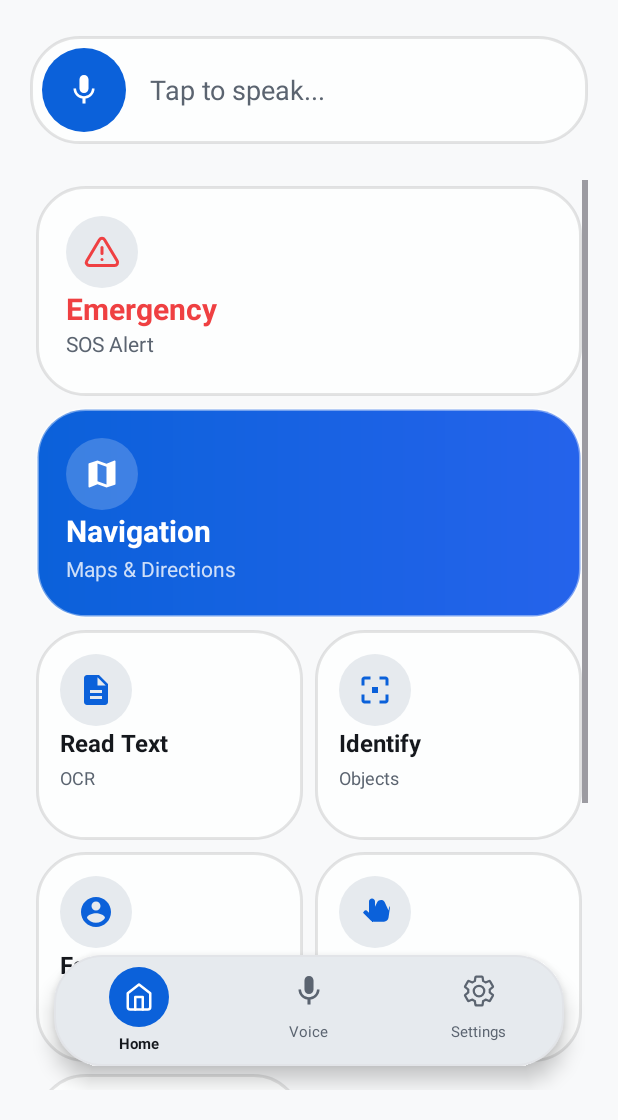
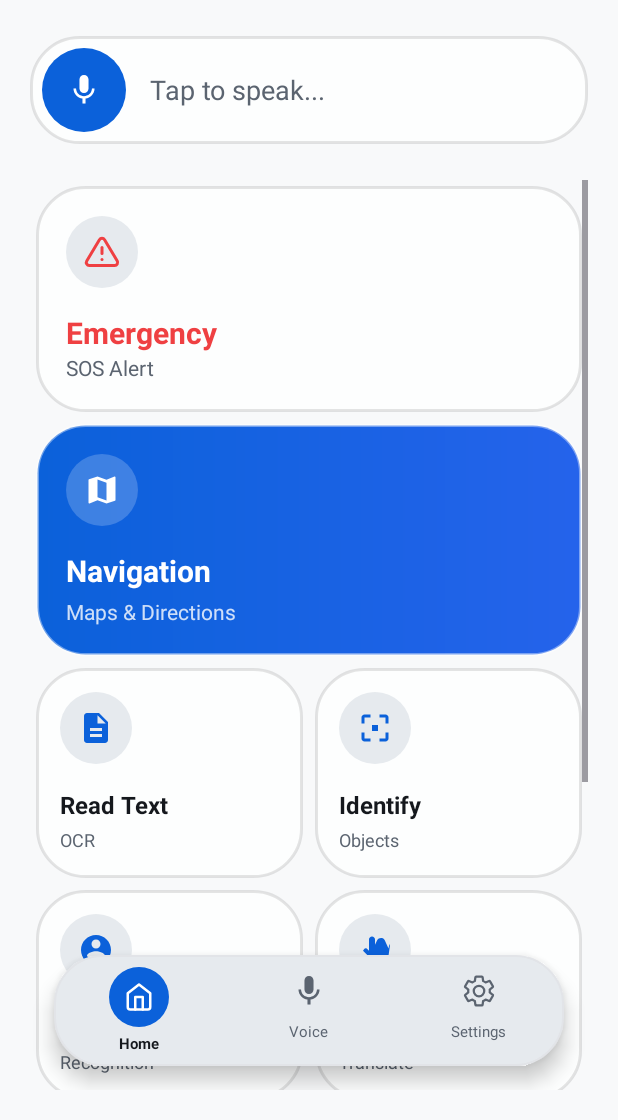
Before and after one commit to Project-NewSight/CIS4398-Project-NewSight-Frontend, an Android app: the HomeActivity screen opened directly, with no data from a screen before it, on a phone screen of 412 x 824 dp, the part 116-1236 px from its top. Run offline under Robolectric (Android 15) with nearby library versions, the phone set to English and light mode, and no system bars.

Commit message:
text_space

```diff
--- a/app/src/main/res/layout/activity_home.xml
+++ b/app/src/main/res/layout/activity_home.xml
@@ -155,6 +155,7 @@
                         android:orientation="vertical"
                         app:layout_constraintBottom_toBottomOf="parent"
                         app:layout_constraintStart_toStartOf="parent"
+                        android:layout_marginTop="16dp"
                         app:layout_constraintTop_toBottomOf="@id/iconContainerEmergency"
                         app:layout_constraintVertical_bias="1.0">
 
@@ -214,6 +215,7 @@
                         android:orientation="vertical"
                         app:layout_constraintBottom_toBottomOf="parent"
                         app:layout_constraintStart_toStartOf="parent"
+                        android:layout_marginTop="16dp"
                         app:layout_constraintTop_toBottomOf="@id/iconContainerNav"
                         app:layout_constraintVertical_bias="1.0">
 
@@ -228,7 +230,7 @@
                         <TextView
                             android:layout_width="wrap_content"
                             android:layout_height="wrap_content"
-                            android:layout_marginTop="2dp"
+                            android:layout_marginTop="4dp"
                             android:text="Maps &amp; Directions"
                             android:textColor="#CCFFFFFF"
                             android:textSize="14sp" />
@@ -275,6 +277,7 @@
                         android:orientation="vertical"
                         app:layout_constraintBottom_toBottomOf="parent"
                         app:layout_constraintStart_toStartOf="parent"
+                        android:layout_marginTop="16dp"
                         app:layout_constraintTop_toBottomOf="@id/iconContainerText"
                         app:layout_constraintVertical_bias="1.0">
 
@@ -336,6 +339,7 @@
                         android:orientation="vertical"
                         app:layout_constraintBottom_toBottomOf="parent"
                         app:layout_constraintStart_toStartOf="parent"
+                        android:layout_marginTop="16dp"
                         app:layout_constraintTop_toBottomOf="@id/iconContainerIdentify"
                         app:layout_constraintVertical_bias="1.0">
 
@@ -397,6 +401,7 @@
                         android:orientation="vertical"
                         app:layout_constraintBottom_toBottomOf="parent"
                         app:layout_constraintStart_toStartOf="parent"
+                        android:layout_marginTop="16dp"
                         app:layout_constraintTop_toBottomOf="@id/iconContainerFaces"
                         app:layout_constraintVertical_bias="1.0">
 
@@ -458,6 +463,7 @@
                         android:orientation="vertical"
                         app:layout_constraintBottom_toBottomOf="parent"
                         app:layout_constraintStart_toStartOf="parent"
+                        android:layout_marginTop="16dp"
                         app:layout_constraintTop_toBottomOf="@id/iconContainerASL"
                         app:layout_constraintVertical_bias="1.0">
 
@@ -519,6 +525,7 @@
                         android:orientation="vertical"
                         app:layout_constraintBottom_toBottomOf="parent"
                         app:layout_constraintStart_toStartOf="parent"
+                        android:layout_marginTop="16dp"
                         app:layout_constraintTop_toBottomOf="@id/iconContainerColors"
                         app:layout_constraintVertical_bias="1.0">
 
--- a/app/src/main/res/values-night/colors.xml
+++ b/app/src/main/res/values-night/colors.xml
@@ -20,7 +20,7 @@
     <color name="foreground">#f0f1f3</color>
     <color name="card">#1a1d23</color>
     <color name="surface_1">#1e2129</color>
-    <color name="surface_2">#272b34</color>
+    <color name="surface_2">#3E4552</color>
     <color name="primary">#5598f6</color>
     <color name="primary_variant">#2563eb</color>
     <color name="secondary">#2b303a</color>
```
